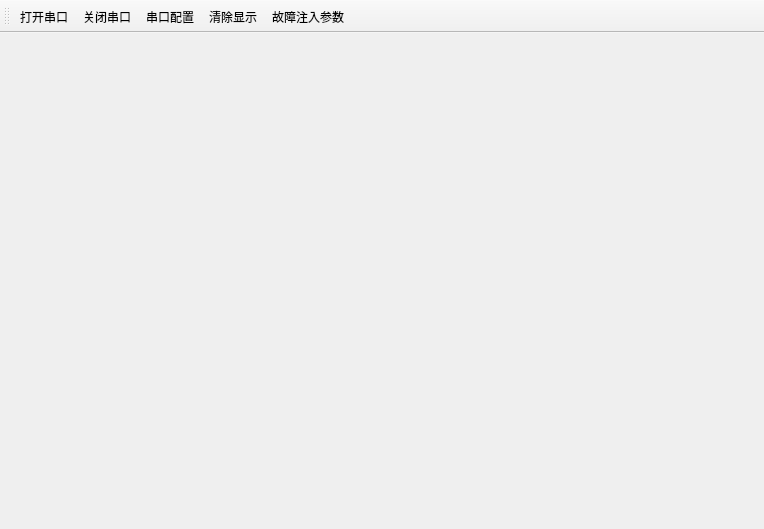
This is source_code/UI/ui/ui_mainwindow.ui in UltramanWang/SWIFJ as Qt 5 draws it before an edit. The edited form follows.
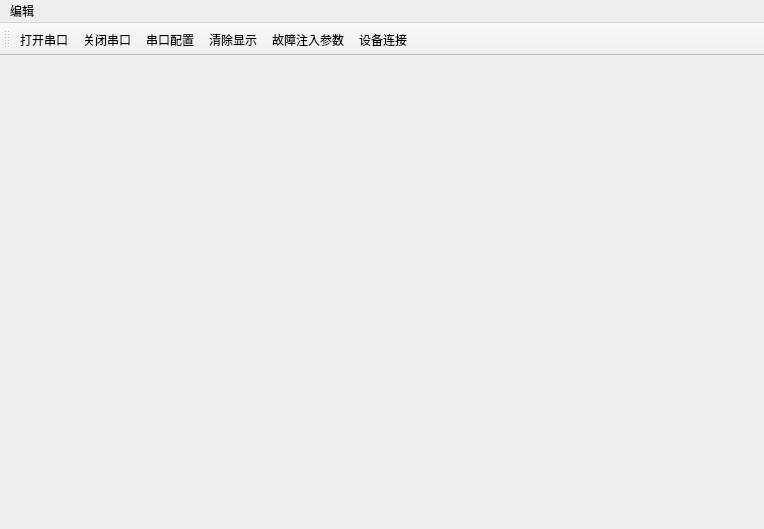
This is the edited form. Icons and pictures are not drawn.

What changed in the file:
```diff
--- a/source_code/UI/ui/ui_mainwindow.ui
+++ b/source_code/UI/ui/ui_mainwindow.ui
@@ -32,6 +32,25 @@
    <addaction name="actionConfigure"/>
    <addaction name="actionQuit"/>
    <addaction name="actionFault"/>
+   <addaction name="actionCon"/>
+  </widget>
+  <widget class="QMenuBar" name="menuBar">
+   <property name="geometry">
+    <rect>
+     <x>0</x>
+     <y>0</y>
+     <width>764</width>
+     <height>23</height>
+    </rect>
+   </property>
+   <widget class="QMenu" name="menu">
+    <property name="title">
+     <string>编辑</string>
+    </property>
+    <addaction name="actionCon"/>
+    <addaction name="actionFault"/>
+   </widget>
+   <addaction name="menu"/>
   </widget>
   <action name="actionConfigure">
    <property name="icon">
@@ -78,7 +97,11 @@
     <string>故障注入参数</string>
    </property>
   </action>
-  <action name="actionconnect">
+  <action name="actionCon">
+   <property name="icon">
+    <iconset>
+     <normaloff>../images/control.png</normaloff>../images/control.png</iconset>
+   </property>
    <property name="text">
     <string>设备连接</string>
    </property>
```
